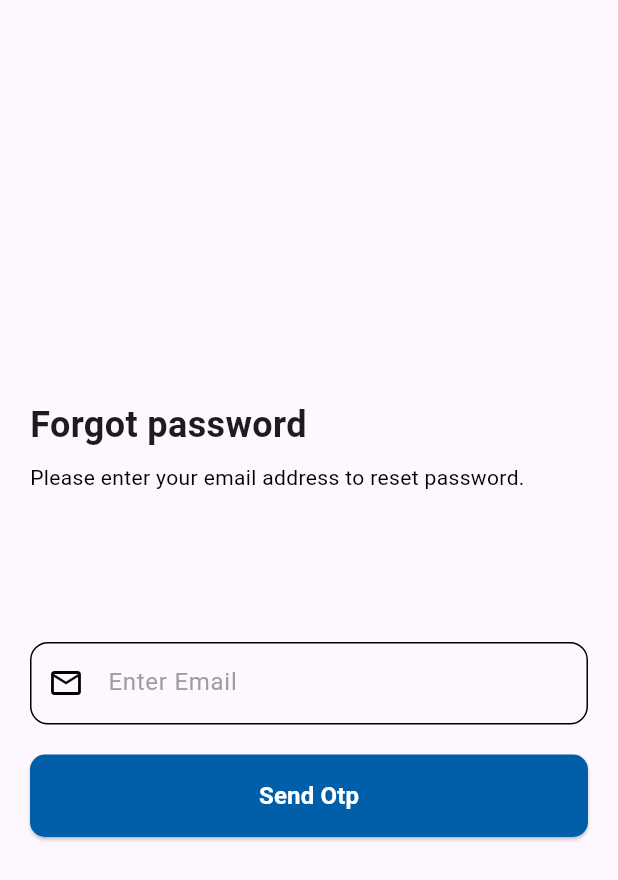
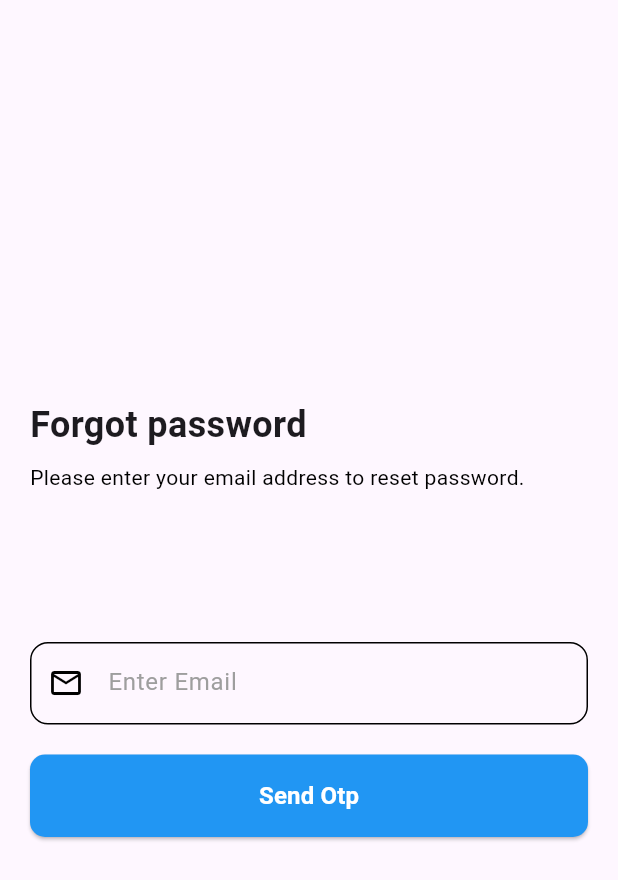
Before and after one commit to Abdulaowalasif/DoneBox-Ai, a Flutter app: the ForgotPasswordScreen screen opened by its route, on a phone screen of 412 x 824 dp. Shown: the top 880 px of the screen. Run offline on Flutter 3.47's test engine with Material 3 defaults, Android fonts, the phone set to English and light mode, and no system bars; our stand-ins replace get.

Commit message:
project setup and auth screens design

```diff
--- a/lib/feature/auth/widgets/custom_button.dart
+++ b/lib/feature/auth/widgets/custom_button.dart
@@ -3,8 +3,16 @@ import 'package:flutter/material.dart';
 class CustomButton extends StatelessWidget {
   final String text;
   final VoidCallback onPressed;
+  final bool isEnabled;
+  final bool isLoading;
 
-  const CustomButton({super.key, required this.text, required this.onPressed});
+  const CustomButton({
+    super.key,
+    required this.text,
+    required this.onPressed,
+    this.isEnabled = true,
+    this.isLoading = false,
+  });
 
   @override
   Widget build(BuildContext context) {
@@ -13,11 +21,16 @@ class CustomButton extends StatelessWidget {
         width: double.infinity,
         height: 55,
         child: ElevatedButton(
-          onPressed: onPressed,
-          child: Text(
-            text,
-            style: const TextStyle(fontSize: 16, color: Colors.white),
+          onPressed: isEnabled ? onPressed : null,
+          style: ElevatedButton.styleFrom(
+            backgroundColor: isEnabled ? Colors.blue : Colors.grey,
           ),
+          child: isLoading
+              ? Center(child: CircularProgressIndicator(color: Colors.white,))
+              : Text(
+                  text,
+                  style: const TextStyle(fontSize: 16, color: Colors.white),
+                ),
         ),
       ),
     );
```
Also changed, not shown: lib/core/bindings/apps_binding.dart (+12 -6 lines), lib/core/utils/helper_functions.dart (+20 -0 lines), lib/feature/auth/screens/forgot_password_screen.dart (+6 -1 lines), lib/feature/auth/screens/login_screen.dart (+33 -21 lines), lib/feature/auth/screens/register_screen.dart (+43 -11 lines).
